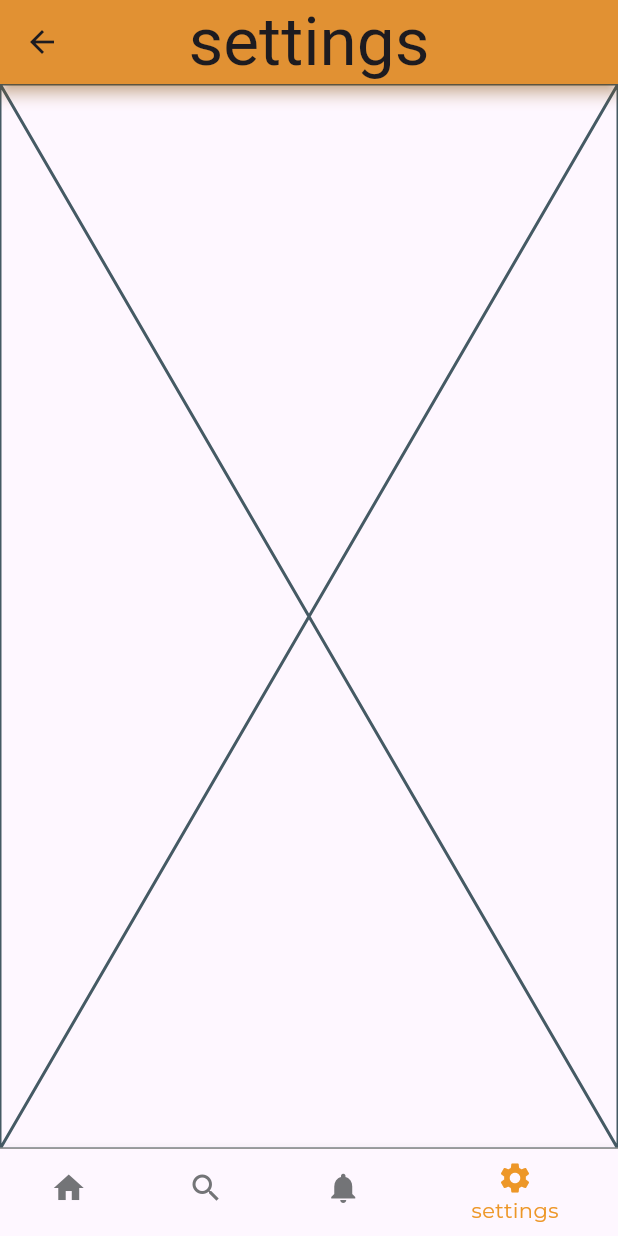
After one commit to Mariam-Emad127/advanced_flutter, a Flutter app: the MainView screen opened by its route, item 4 of the bottom bar chosen, on a phone screen of 412 x 824 dp. The commit adds this screen. Run offline on Flutter 3.47's test engine with Material 3 defaults, Android fonts, the phone set to English and light mode, and no system bars; our stand-ins replace country_code_picker, dartz, dio, flutter_svg, freezed_annotation, get_it and 6 more; accounts and stored records are empty; generated files the repository leaves out were written again; project files that could hold a hidden picture were left out.

Commit message:
Home Flow

```diff
--- a/lib/data/network/app_api.dart
+++ b/lib/data/network/app_api.dart
@@ -32,8 +32,8 @@ Future <ForgotPasswordResponse>forgotPassword(@Field("email")String email);
   );
 
 
-
-
+@GET("/home")
+Future<HomeResponse>getHomeData();
 
 
 }
--- a/lib/domain/repository/repository.dart
+++ b/lib/domain/repository/repository.dart
@@ -8,5 +8,6 @@ Future<Either<Failure,Authentication>> login(LoginRequest loginRequest) ;
 
 Future<Either<Failure,String>> forgotPassword(String email) ;
 Future<Either<Failure,Authentication>> register(RegisterRequest registerRequest);
+Future<Either<Failure,HomeObject>> getHomeData(   );
 
 }
--- a/lib/presentation/main/main_view.dart
+++ b/lib/presentation/main/main_view.dart
@@ -1,6 +1,10 @@
+import 'package:advanced_flutter/presentation/main/pages/home_page.dart';
+import 'package:advanced_flutter/presentation/main/pages/notifications_page.dart';
+import 'package:advanced_flutter/presentation/main/pages/search_page.dart';
+import 'package:advanced_flutter/presentation/main/pages/settings_page.dart';
 import 'package:advanced_flutter/presentation/resources/color_manager.dart';
-import 'package:advanced_flutter/presentation/resources/routes_manager.dart';
-import 'package:advanced_flutter/presentation/resources/theme_manger.dart';
+import 'package:advanced_flutter/presentation/resources/strings_manager.dart';
+import 'package:advanced_flutter/presentation/resources/values_manger.dart';
 import 'package:flutter/material.dart';
 
 class MainView extends StatefulWidget {
@@ -11,14 +15,67 @@ class MainView extends StatefulWidget {
 }
 
 class _MainViewState extends State<MainView> {
+    List<Widget> pages = [
+    HomePage(),
+    SearchPage(),
+    NotificationsPage(),
+    SettingsPage()
+  ];
+   List<String> titles = [
+    AppStrings.home,
+    AppStrings.search,
+    AppStrings.notifications,
+    AppStrings.settings,
+  ];
+   var _title = AppStrings.home;
+  var _currentIndex = 0;
   @override
   Widget build(BuildContext context) {
-    return Container(color: ColorManager.error,);
+    return Scaffold(
+  appBar: AppBar(
+        title: Text(
+          _title,
+          style: Theme.of(context).textTheme.headline2,
+        ),
+      ),
+body: pages[_currentIndex],
+bottomNavigationBar: Container(
+  decoration: BoxDecoration(boxShadow: [ BoxShadow(color: ColorManager.lightGrey, spreadRadius: AppSize.s1)]),
+
+  child: BottomNavigationBar(
+    selectedItemColor: ColorManager.primary,
+          unselectedItemColor: ColorManager.grey,
+          currentIndex:_currentIndex,
+          onTap:onTap ,
+    items: [
+ BottomNavigationBarItem(
+                icon: Icon(Icons.home), label: AppStrings.home ),
+            BottomNavigationBarItem(
+                icon: Icon(Icons.search), label: AppStrings.search ),
+            BottomNavigationBarItem(
+                icon: Icon(Icons.notifications),
+                label: AppStrings.notifications),
+            BottomNavigationBarItem(
+                icon: Icon(Icons.settings), label: AppStrings.settings),
+
+
+    ],),
+
+
+  ),
+
+    );
 
   }
-  @override
-  void dispose() {
-    // TODO: implement dispose
-    super.dispose();
-  }
+
+
+    onTap(int index){
+setState(() {
+  _currentIndex=index;
+  _title=titles[index];
+});
+
+
+    }
+
 }
--- /dev/null
+++ b/lib/presentation/main/pages/settings_page.dart
@@ -0,0 +1,15 @@
+import 'package:flutter/material.dart';
+
+class SettingsPage extends StatefulWidget {
+  const SettingsPage({super.key});
+
+  @override
+  State<SettingsPage> createState() => _SettingsPageState();
+}
+
+class _SettingsPageState extends State<SettingsPage> {
+  @override
+  Widget build(BuildContext context) {
+    return const Placeholder();
+  }
+}
```
Also changed, not shown: lib/data/data_source/remote_data_source.dart (+12 -0 lines), lib/data/mapper/mapper.dart (+56 -6 lines), lib/data/repository/repositoryImpl.dart (+17 -1 lines), lib/data/response/responses.dart (+93 -0 lines), lib/domain/models/models.dart (+40 -0 lines), lib/domain/usecase/home_usecase.dart (added, +19 -0 lines), lib/presentation/main/pages/home_page.dart (added, +15 -0 lines), lib/presentation/main/pages/notifications_page.dart (added, +18 -0 lines), lib/presentation/main/pages/search_page.dart (added, +18 -0 lines), lib/data/network/app_api.g.dart, lib/data/response/responses.g.dart, lib/presentation/main/pages/home_viewmodel.dart (added).
